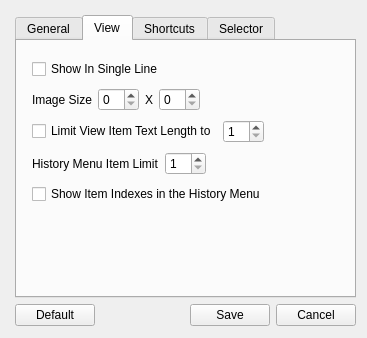
Before: the Qt Designer form views/settingswindow.ui in rusith/genius, drawn with Qt 5.
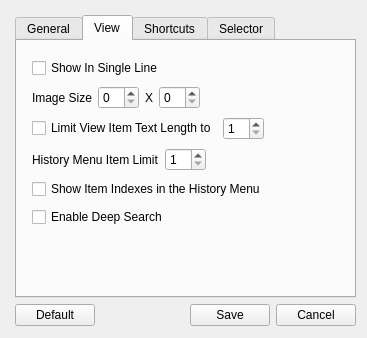
After: the same form once the commit is applied. The open tabs and pages were chosen to show the change. Icons and pictures are not drawn.

Patch:
```diff
--- a/views/settingswindow.ui
+++ b/views/settingswindow.ui
@@ -160,7 +160,7 @@
            <x>10</x>
            <y>10</y>
            <width>321</width>
-           <height>165</height>
+           <height>184</height>
           </rect>
          </property>
          <layout class="QVBoxLayout" name="VL3">
@@ -295,6 +295,13 @@
             </property>
            </widget>
           </item>
+          <item>
+           <widget class="QCheckBox" name="deepSearch">
+            <property name="text">
+             <string>Enable Deep Search</string>
+            </property>
+           </widget>
+          </item>
          </layout>
         </widget>
        </widget>
```
Left out of the diff: 32 changed lines with no effect on the pictures.
